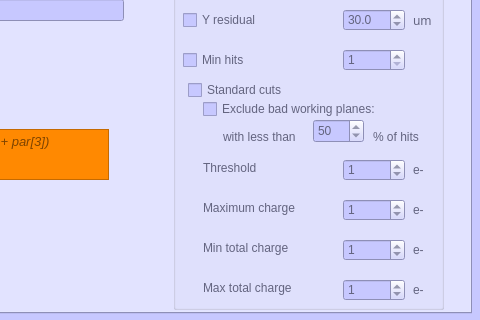
Before: the Qt Designer form analyzerdlg.ui in afrankenthal/Chewie, drawn with Qt 5; both pictures show x 544 to 1024 and y 317 to 637 of the 1024 by 637 pixel window.
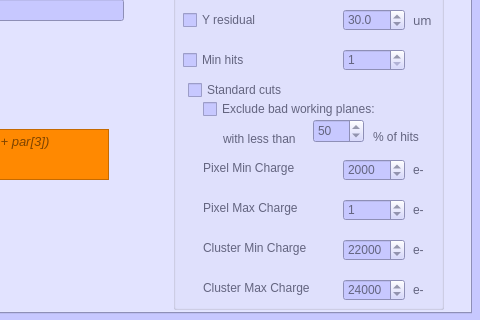
After: the same form once the commit is applied. The open tabs and pages were chosen to show the change. Custom widgets are drawn as their Qt base class.

Diff of the .ui file:
```diff
--- a/analyzerdlg.ui
+++ b/analyzerdlg.ui
@@ -7164,7 +7164,7 @@
        <number>100</number>
       </property>
       <property name="value">
-       <number>1</number>
+       <number>2000</number>
       </property>
      </widget>
      <widget class="customSpinBox" name="minTotChargeSB">
@@ -7183,13 +7183,13 @@
        <number>0</number>
       </property>
       <property name="maximum">
-       <number>10000</number>
+       <number>100000</number>
       </property>
       <property name="singleStep">
        <number>100</number>
       </property>
       <property name="value">
-       <number>1</number>
+       <number>22000</number>
       </property>
      </widget>
      <widget class="QLabel" name="thresholdLB">
@@ -7240,7 +7240,7 @@
        <number>100</number>
       </property>
       <property name="value">
-       <number>1</number>
+       <number>24000</number>
       </property>
      </widget>
      <widget class="QLabel" name="minTotChargeLB">
@@ -7299,12 +7299,12 @@
        <rect>
         <x>30</x>
         <y>370</y>
-        <width>71</width>
+        <width>111</width>
         <height>17</height>
        </rect>
       </property>
       <property name="text">
-       <string>Threshold</string>
+       <string>Pixel Min Charge</string>
       </property>
      </widget>
      <widget class="QLabel" name="maxChargeLB_2">
@@ -7317,7 +7317,7 @@
        </rect>
       </property>
       <property name="text">
-       <string>Maximum charge</string>
+       <string>Pixel Max Charge</string>
       </property>
      </widget>
      <widget class="QLabel" name="minTotChargeLB_2">
@@ -7330,7 +7330,7 @@
        </rect>
       </property>
       <property name="text">
-       <string>Min total charge</string>
+       <string>Cluster Min Charge</string>
       </property>
      </widget>
      <widget class="QLabel" name="maxTotChargeLB_2">
@@ -7338,12 +7338,12 @@
        <rect>
         <x>30</x>
         <y>490</y>
-        <width>111</width>
+        <width>121</width>
         <height>17</height>
        </rect>
       </property>
       <property name="text">
-       <string>Max total charge</string>
+       <string>Cluster Max Charge</string>
       </property>
      </widget>
      <widget class="customCheckBox" name="excludeBadPlanesCB">
@@ -7365,7 +7365,7 @@
         <x>50</x>
         <y>340</y>
         <width>81</width>
-        <height>16</height>
+        <height>20</height>
        </rect>
       </property>
       <property name="text">
```
Left out of the diff: 42 changed lines with no effect on the pictures.
